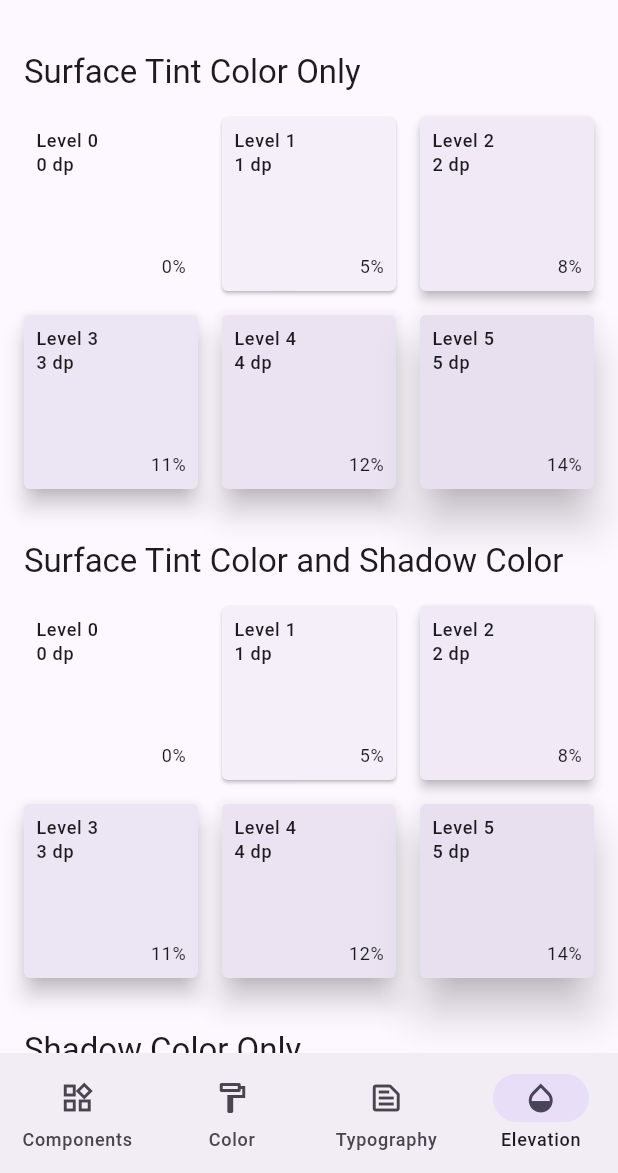
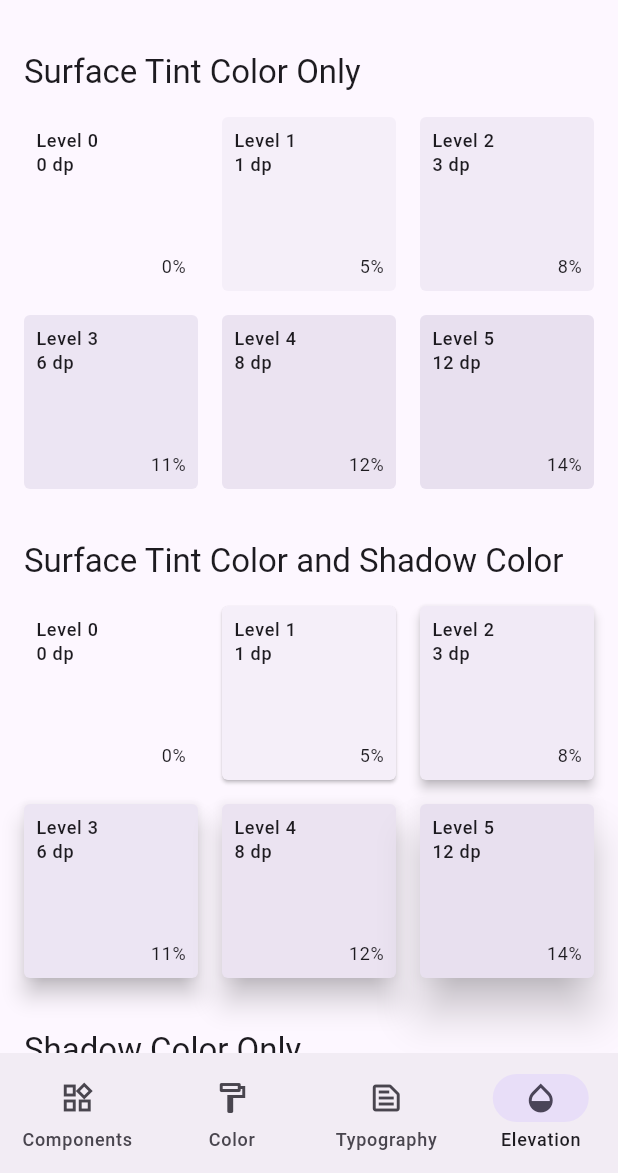
Before and after one commit to untitled-alvin/material_3_demo, a Flutter app: the screen it shows after launch, item 4 of the bottom bar chosen, on a phone screen of 412 x 824 dp, the part 63-1236 px from its top. Run offline on Flutter 3.47's test engine with Material 2 defaults, Android fonts, the phone set to English and light mode, and no system bars.

Commit message:
FIX: https://github.com/flutter/samples/issues/1752 and https://githu… (#1753)
…b.com/flutter/samples/issues/1751

Fixes for:

The screen that shows Material elevation and row that says "Surface Tint
Color Only" has shadow and shown elevation dp is wrong.

FIX: https://github.com/flutter/samples/issues/1751
FIX: https://github.com/flutter/samples/issues/1752

## Pre-launch Checklist

- [x] I read the [Flutter Style Guide] _recently_, and have followed its
advice.
- [x] I signed the [CLA].
- [x] I read the [Contributors Guide].
- [x] I updated/added relevant documentation (doc comments with `///`).
- [x] All existing and new tests are passing.

If you need help, consider asking for advice on the #hackers-devrel
channel on [Discord].

<!-- Links -->
[Flutter Style Guide]:
https://github.com/flutter/flutter/wiki/Style-guide-for-Flutter-repo
[CLA]: https://cla.developers.google.com/
[Discord]: https://github.com/flutter/flutter/wiki/Chat
[Contributors Guide]:
https://github.com/flutter/samples/blob/main/CONTRIBUTING.md

```diff
--- a/lib/elevation_screen.dart
+++ b/lib/elevation_screen.dart
@@ -23,7 +23,10 @@ class ElevationScreen extends StatelessWidget {
               ),
             ),
           ),
-          ElevationGrid(surfaceTintColor: surfaceTint),
+          ElevationGrid(
+            surfaceTintColor: surfaceTint,
+            shadowColor: Colors.transparent,
+          ),
           SliverList(
             delegate: SliverChildListDelegate(<Widget>[
               const SizedBox(height: 10),
@@ -146,7 +149,7 @@ class _ElevationCardState extends State<ElevationCard> {
                 style: Theme.of(context).textTheme.labelMedium,
               ),
               Text(
-                '${widget.info.level.toInt()} dp',
+                '${widget.info.elevation.toInt()} dp',
                 style: Theme.of(context).textTheme.labelMedium,
               ),
               if (widget.surfaceTint != null)
```
